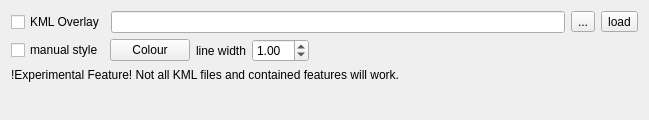
Qt form mslib/msui/ui/ui_kmloverlay_dockwidget.ui (Open-MSS/MSS) before a commit.
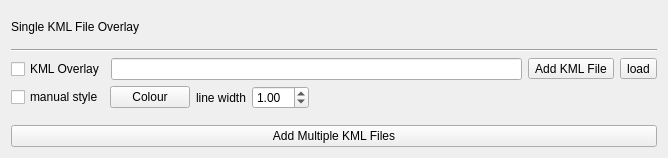
The same form after that commit.

Commit message: Multiple KML Overlay UI

Diff of the .ui file:
```diff
--- a/mslib/msui/ui/ui_kmloverlay_dockwidget.ui
+++ b/mslib/msui/ui/ui_kmloverlay_dockwidget.ui
@@ -6,14 +6,28 @@
    <rect>
     <x>0</x>
     <y>0</y>
-    <width>649</width>
-    <height>120</height>
+    <width>668</width>
+    <height>158</height>
    </rect>
   </property>
   <property name="windowTitle">
    <string>KML Overlay</string>
   </property>
   <layout class="QVBoxLayout" name="verticalLayout">
+   <item>
+    <widget class="QLabel" name="label_3">
+     <property name="text">
+      <string>Single KML File Overlay</string>
+     </property>
+    </widget>
+   </item>
+   <item>
+    <widget class="Line" name="line_2">
+     <property name="orientation">
+      <enum>Qt::Horizontal</enum>
+     </property>
+    </widget>
+   </item>
    <item>
     <layout class="QHBoxLayout" name="horizontalLayout_5">
      <item>
@@ -35,7 +49,7 @@
         <string>Specify KML file using a file dialog.</string>
        </property>
        <property name="text">
-        <string>...</string>
+        <string>Add KML File</string>
        </property>
       </widget>
      </item>
@@ -108,29 +122,29 @@
      </item>
     </layout>
    </item>
-   <item>
-    <widget class="QLabel" name="label">
-     <property name="toolTip">
-      <string>KML support is experimental. Please communicate important missing features to the MSS issue tracker!</string>
-     </property>
-     <property name="text">
-      <string>!Experimental Feature! Not all KML files and contained features will work.</string>
-     </property>
-    </widget>
-   </item>
    <item>
     <spacer name="verticalSpacer">
      <property name="orientation">
       <enum>Qt::Vertical</enum>
      </property>
+     <property name="sizeType">
+      <enum>QSizePolicy::Fixed</enum>
+     </property>
      <property name="sizeHint" stdset="0">
       <size>
        <width>20</width>
-       <height>40</height>
+       <height>10</height>
       </size>
      </property>
     </spacer>
    </item>
+   <item>
+    <widget class="QPushButton" name="btLoadMultipleKMLDialog">
+     <property name="text">
+      <string>Add Multiple KML Files</string>
+     </property>
+    </widget>
+   </item>
   </layout>
  </widget>
  <resources/>
```
The commit also changes 4 other files.
